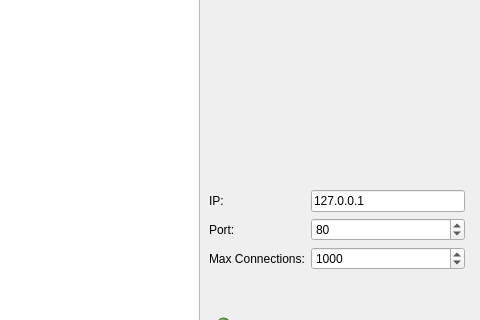
Qt form mainwindow.ui (AlexNov87/chatqt) before a commit; both pictures show x 321 to 801 and y 139 to 459 of the 801 by 601 pixel window.
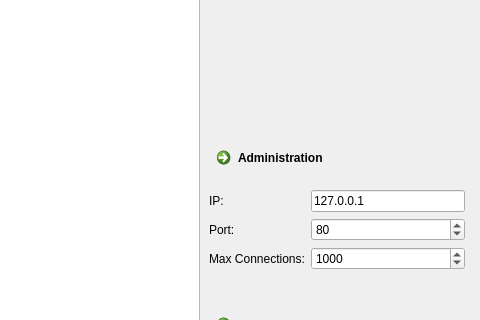
The same form after that commit. Icons and pictures are not drawn.

Patch:
```diff
--- a/mainwindow.ui
+++ b/mainwindow.ui
@@ -138,6 +138,19 @@
      </rect>
     </property>
    </widget>
+   <widget class="QCommandLinkButton" name="commandLinkButton">
+    <property name="geometry">
+     <rect>
+      <x>530</x>
+      <y>260</y>
+      <width>251</width>
+      <height>41</height>
+     </rect>
+    </property>
+    <property name="text">
+     <string>Administration</string>
+    </property>
+   </widget>
   </widget>
   <widget class="QMenuBar" name="menubar">
    <property name="geometry">
```
Left out of the diff: 1 changed line with no effect on the pictures.
